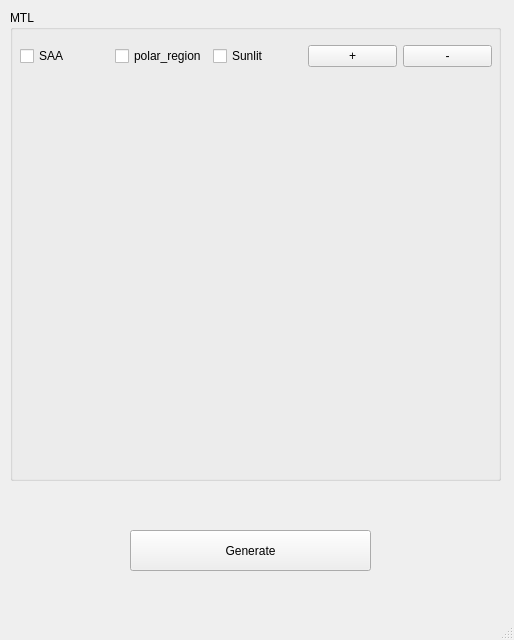
This is gtm_gui/GTM_SDC_specific_MTL.ui in Qb2000/GTM_SDC-main as Qt 5 draws it before an edit. The edited form follows.
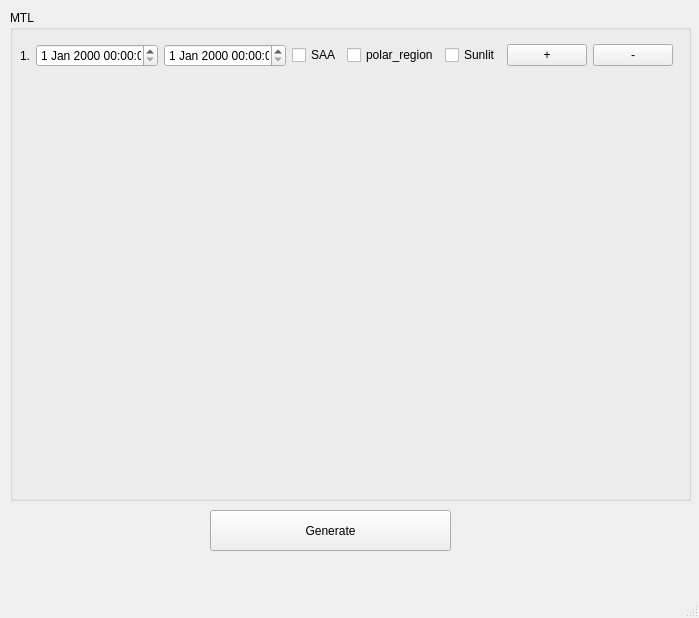
This is the edited form.

```diff
--- a/gtm_gui/GTM_SDC_specific_MTL.ui
+++ b/gtm_gui/GTM_SDC_specific_MTL.ui
@@ -6,8 +6,8 @@
    <rect>
     <x>0</x>
     <y>0</y>
-    <width>514</width>
-    <height>640</height>
+    <width>699</width>
+    <height>618</height>
    </rect>
   </property>
   <property name="windowTitle">
@@ -17,8 +17,8 @@
    <widget class="QPushButton" name="Generate_specific_MTL">
     <property name="geometry">
      <rect>
-      <x>130</x>
-      <y>530</y>
+      <x>210</x>
+      <y>510</y>
       <width>241</width>
       <height>41</height>
      </rect>
@@ -32,8 +32,8 @@
      <rect>
       <x>10</x>
       <y>10</y>
-      <width>491</width>
-      <height>471</height>
+      <width>681</width>
+      <height>491</height>
      </rect>
     </property>
     <property name="title">
@@ -45,17 +45,63 @@
     <property name="checkable">
      <bool>false</bool>
     </property>
-    <widget class="QWidget" name="gridLayoutWidget">
+    <widget class="QWidget" name="verticalLayoutWidget">
      <property name="geometry">
       <rect>
        <x>10</x>
        <y>20</y>
-       <width>472</width>
-       <height>53</height>
+       <width>661</width>
+       <height>461</height>
+      </rect>
+     </property>
+     <layout class="QVBoxLayout" name="verticalLayout">
+      <item>
+       <widget class="QWidget" name="rowTemplateWidget" native="true">
+        <widget class="QWidget" name="gridLayoutWidget">
+         <property name="geometry">
+          <rect>
+           <x>0</x>
+           <y>0</y>
+           <width>653</width>
+           <height>51</height>
       </rect>
      </property>
      <layout class="QGridLayout" name="gridLayout">
-      <item row="0" column="3">
+          <item row="1" column="2">
+           <widget class="QDateTimeEdit" name="dateTimeEdit_2"/>
+          </item>
+          <item row="1" column="3">
+           <widget class="QCheckBox" name="SAA_power_on">
+            <property name="text">
+             <string>SAA</string>
+            </property>
+           </widget>
+          </item>
+          <item row="1" column="0">
+           <widget class="QLabel" name="label">
+            <property name="text">
+             <string>1.</string>
+            </property>
+           </widget>
+          </item>
+          <item row="1" column="4">
+           <widget class="QCheckBox" name="polar_region_power_on">
+            <property name="text">
+             <string>polar_region</string>
+            </property>
+           </widget>
+          </item>
+          <item row="1" column="1">
+           <widget class="QDateTimeEdit" name="dateTimeEdit"/>
+          </item>
+          <item row="1" column="5">
+           <widget class="QCheckBox" name="Sunlit_power_on">
+            <property name="text">
+             <string>Sunlit</string>
+            </property>
+           </widget>
+          </item>
+          <item row="1" column="6">
        <widget class="QPushButton" name="add_row">
         <property name="enabled">
          <bool>true</bool>
@@ -65,32 +111,15 @@
         </property>
        </widget>
       </item>
-      <item row="0" column="4">
+          <item row="1" column="7">
        <widget class="QPushButton" name="remove_row">
         <property name="text">
          <string>-</string>
         </property>
        </widget>
       </item>
-      <item row="0" column="1">
-       <widget class="QCheckBox" name="polar_region_power_on">
-        <property name="text">
-         <string>polar_region</string>
-        </property>
-       </widget>
-      </item>
-      <item row="0" column="0">
-       <widget class="QCheckBox" name="SAA_power_on">
-        <property name="text">
-         <string>SAA</string>
-        </property>
-       </widget>
-      </item>
-      <item row="0" column="2">
-       <widget class="QCheckBox" name="Sunlit_power_on">
-        <property name="text">
-         <string>Sunlit</string>
-        </property>
+         </layout>
+        </widget>
        </widget>
       </item>
      </layout>
```
Left out of the diff: 2 changed lines with no effect on the pictures. Lines whose indentation alone changed are shown as unchanged.
